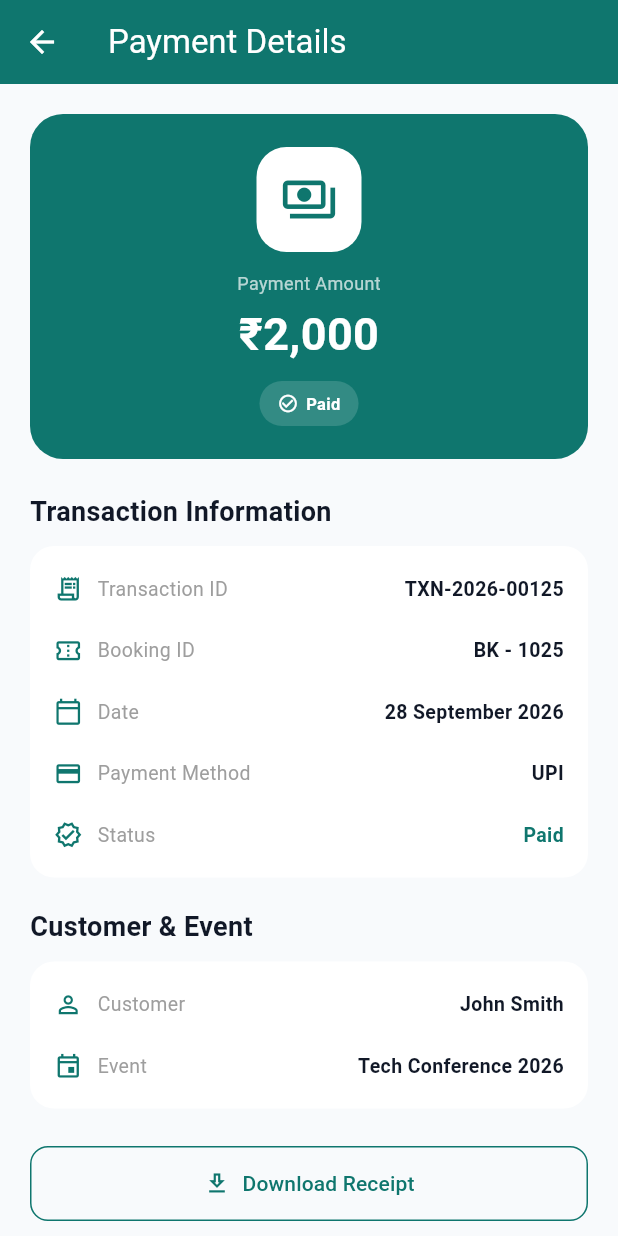
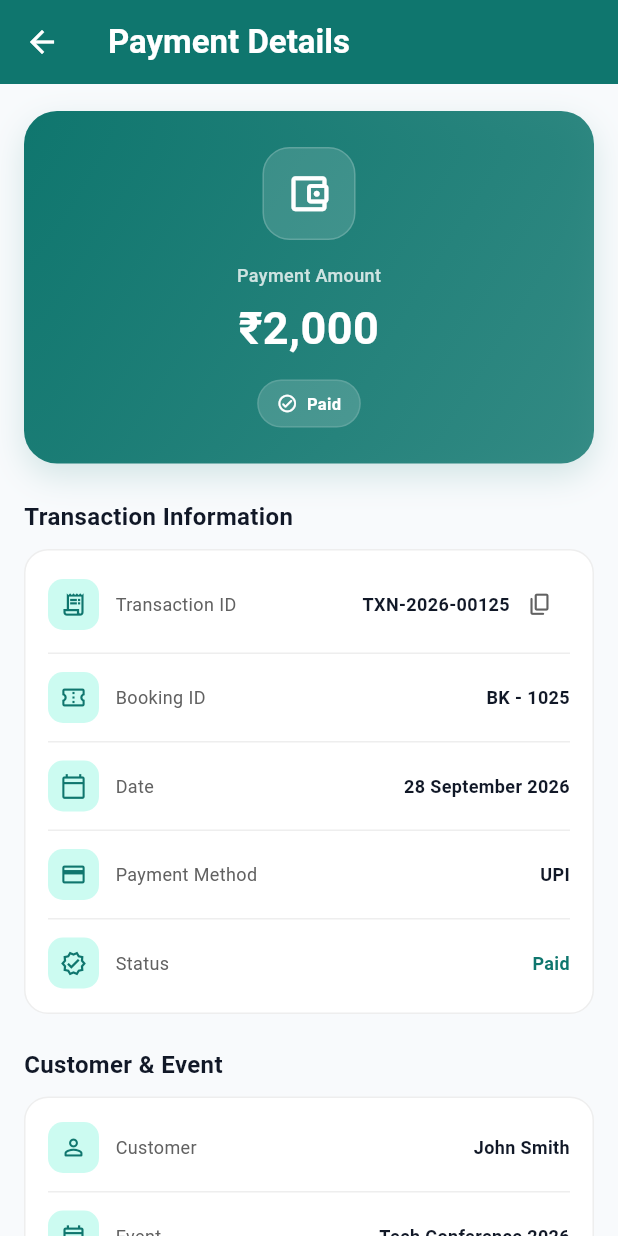
Before and after one commit to Kelly-jodine/rx_events, a Flutter app: the PaymentDetailsScreen screen opened by its route, on a phone screen of 412 x 824 dp. Run offline on Flutter 3.47's test engine with Material 3 defaults, Android fonts, the phone set to English and light mode, and no system bars.

Commit message:
Refactor PaymentDetailsScreen for better structure

```diff
--- a/lib/screens/payments/payment_details.dart
+++ b/lib/screens/payments/payment_details.dart
@@ -1,4 +1,5 @@
 import 'package:flutter/material.dart';
+import 'package:flutter/services.dart';
 
 import '../../core/theme/app_colors.dart';
 import '../../core/theme/theme_x.dart';
@@ -6,13 +7,14 @@ import '../../core/theme/theme_x.dart';
 class PaymentDetailsScreen extends StatelessWidget {
   const PaymentDetailsScreen({super.key});
 
-  @override
-  Widget build(BuildContext context) {
+  Map<String, String> _paymentFromRoute(BuildContext context) {
     final arguments = ModalRoute.of(context)?.settings.arguments;
 
-    final payment = arguments is Map<String, String>
-        ? arguments
-        : <String, String>{
+    if (arguments is Map<String, String>) {
+      return arguments;
+    }
+
+    return const {
       'id': 'TXN-2026-00125',
       'booking': 'BK - 1025',
       'customer': 'John Smith',
@@ -22,90 +24,74 @@ class PaymentDetailsScreen extends StatelessWidget {
       'status': 'Paid',
       'date': '28 September 2026',
     };
+  }
 
-    final id = payment['id'] ?? 'TXN-2026-00125';
-    final booking = payment['booking'] ?? 'BK - 1025';
-    final customer = payment['customer'] ?? 'John Smith';
-    final event = payment['event'] ?? 'Tech Conference 2026';
-    final amount = payment['amount'] ?? '₹2,000';
-    final method = payment['method'] ?? 'UPI';
-    final status = payment['status'] ?? 'Paid';
-    final date = payment['date'] ?? '28 September 2026';
+  @override
+  Widget build(BuildContext context) {
+    final payment = _paymentFromRoute(context);
+
+    final id = payment['id'] ?? '—';
+    final booking = payment['booking'] ?? '—';
+    final customer = payment['customer'] ?? '—';
+    final event = payment['event'] ?? '—';
+    final amount = payment['amount'] ?? '—';
+    final method = payment['method'] ?? '—';
+    final status = payment['status'] ?? 'Unknown';
+    final date = payment['date'] ?? '—';
 
     return Scaffold(
       backgroundColor: context.bg,
-
       appBar: AppBar(
-        title: const Text('Payment Details'),
+        title: const Text(
+          'Payment Details',
+          style: TextStyle(fontWeight: FontWeight.w600),
+        ),
         backgroundColor: AppColors.primary,
         foregroundColor: Colors.white,
+        elevation: 0,
       ),
-
       body: SingleChildScrollView(
-        padding: const EdgeInsets.all(20),
+        padding: const EdgeInsets.fromLTRB(16, 18, 16, 28),
         child: Column(
+          crossAxisAlignment: CrossAxisAlignment.stretch,
           children: [
-            // PAYMENT HEADER
-            Container(
-              width: double.infinity,
-              padding: const EdgeInsets.all(22),
-              decoration: BoxDecoration(
-                color: AppColors.primary,
-                borderRadius: BorderRadius.circular(22),
+            _buildPaymentSummary(
+              context,
+              amount: amount,
+              status: status,
             ),
-              child: Column(
-                children: [
-                  Container(
-                    width: 70,
-                    height: 70,
-                    decoration: BoxDecoration(
-                      color: context.card,
-                      borderRadius: BorderRadius.circular(20),
-                    ),
-                    child: Icon(
-                      Icons.payments_outlined,
-                      color: context.accent,
-                      size: 38,
-                    ),
-                  ),
-
-                  const SizedBox(height: 12),
-
-                  const Text(
-                    'Payment Amount',
-                    style: TextStyle(color: Colors.white70, fontSize: 12),
-                  ),
-
-                  const SizedBox(height: 4),
-
-                  Text(
-                    amount,
-                    style: const TextStyle(
-                      color: Colors.white,
-                      fontSize: 30,
-                      fontWeight: FontWeight.bold,
-                    ),
-                  ),
-
+            const SizedBox(height: 24),
+            _buildSectionTitle(context, 'Transaction Information'),
             const SizedBox(height: 10),
-
-                  _buildStatusBadge(status),
-                ],
-              ),
-            ),
-
-            const SizedBox(height: 22),
-
-            _buildSectionTitle(context, 'Transaction Information'),
-
-            const SizedBox(height: 10),
-
-            _buildInfoCard(context, [
+            _buildInfoCard(
+              context,
+              [
                 _buildInfoRow(
                   context,
                   Icons.receipt_long_outlined,
                   'Transaction ID',
                   id,
+                  trailing: IconButton(
+                    tooltip: 'Copy transaction ID',
+                    visualDensity: VisualDensity.compact,
+                    onPressed: id == '—'
+                        ? null
+                        : () {
+                            Clipboard.setData(ClipboardData(text: id));
+                            ScaffoldMessenger.of(context)
+                              ..hideCurrentSnackBar()
+                              ..showSnackBar(
+                                const SnackBar(
+                                  content: Text('Transaction ID copied.'),
+                                ),
+                              );
+                          },
+                    icon: Icon(
+                      Icons.copy_rounded,
+                      size: 17,
+                      color: context.textMuted,
+                    ),
+                  ),
                 ),
                 _buildInfoRow(
                   context,
@@ -130,52 +116,53 @@ class PaymentDetailsScreen extends StatelessWidget {
                   Icons.verified_outlined,
                   'Status',
                   status,
-                valueColor: status == 'Paid'
-                    ? context.accent
-                    : status == 'Pending'
-                    ? context.warningText
-                    : context.dangerText,
+                  valueColor: _statusColor(context, status),
                 ),
-            ]),
-
-            const SizedBox(height: 20),
-
+              ],
+            ),
+            const SizedBox(height: 22),
             _buildSectionTitle(context, 'Customer & Event'),
-
             const SizedBox(height: 10),
-
-            _buildInfoCard(context, [
+            _buildInfoCard(
+              context,
+              [
                 _buildInfoRow(
                   context,
-                Icons.person_outline,
+                  Icons.person_outline_rounded,
                   'Customer',
                   customer,
                 ),
-              _buildInfoRow(context, Icons.event_outlined, 'Event', event),
-            ]),
-
-            const SizedBox(height: 25),
-
-            // RECEIPT BUTTON
-            SizedBox(
-              width: double.infinity,
-              child: OutlinedButton.icon(
+                _buildInfoRow(
+                  context,
+                  Icons.event_outlined,
+                  'Event',
+                  event,
+                ),
+              ],
+            ),
+            const SizedBox(height: 24),
+            OutlinedButton.icon(
               onPressed: () {
-                  ScaffoldMessenger.of(context).showSnackBar(
+                ScaffoldMessenger.of(context)
+                  ..hideCurrentSnackBar()
+                  ..showSnackBar(
                     const SnackBar(
                       content: Text('Receipt download will be added later.'),
                     ),
                   );
               },
-                icon: const Icon(Icons.download_outlined),
+              icon: const Icon(Icons.download_outlined, size: 19),
               label: const Text('Download Receipt'),
               style: OutlinedButton.styleFrom(
                 foregroundColor: context.accent,
-                  side: const BorderSide(color: AppColors.primary),
+                side: BorderSide(color: AppColors.primary.withValues(alpha: 0.7)),
                 padding: const EdgeInsets.symmetric(vertical: 15),
+                textStyle: const TextStyle(
+                  fontSize: 13,
+                  fontWeight: FontWeight.w600,
+                ),
                 shape: RoundedRectangleBorder(
-                    borderRadius: BorderRadius.circular(12),
-                  ),
+                  borderRadius: BorderRadius.circular(13),
                 ),
               ),
             ),
@@ -185,29 +172,105 @@ class PaymentDetailsScreen extends StatelessWidget {
     );
   }
 
-  Widget _buildSectionTitle(BuildContext context, String title) {
-    return Align(
-      alignment: Alignment.centerLeft,
-      child: Text(
-        title,
+  Widget _buildPaymentSummary(
+    BuildContext context, {
+    required String amount,
+    required String status,
+  }) {
+    return Container(
+      padding: const EdgeInsets.symmetric(horizontal: 20, vertical: 24),
+      decoration: BoxDecoration(
+        gradient: LinearGradient(
+          begin: Alignment.topLeft,
+          end: Alignment.bottomRight,
+          colors: [
+            AppColors.primary,
+            AppColors.primary.withValues(alpha: 0.82),
+          ],
+        ),
+        borderRadius: BorderRadius.circular(22),
+        boxShadow: [
+          BoxShadow(
+            color: AppColors.primary.withValues(alpha: 0.16),
+            blurRadius: 18,
+            offset: const Offset(0, 8),
+          ),
+        ],
+      ),
+      child: Column(
+        children: [
+          Container(
+            width: 62,
+            height: 62,
+            decoration: BoxDecoration(
+              color: Colors.white.withValues(alpha: 0.14),
+              borderRadius: BorderRadius.circular(18),
+              border: Border.all(
+                color: Colors.white.withValues(alpha: 0.18),
+              ),
+            ),
+            child: const Icon(
+              Icons.account_balance_wallet_outlined,
+              color: Colors.white,
+              size: 31,
+            ),
+          ),
+          const SizedBox(height: 15),
+          Text(
+            'Payment Amount',
             style: TextStyle(
-          fontSize: 18,
+              color: Colors.white.withValues(alpha: 0.78),
+              fontSize: 12,
+              fontWeight: FontWeight.w500,
+            ),
+          ),
+          const SizedBox(height: 5),
+          Text(
+            amount,
+            textAlign: TextAlign.center,
+            style: const TextStyle(
+              color: Colors.white,
+              fontSize: 30,
               fontWeight: FontWeight.bold,
-          color: context.textPrimary,
+              letterSpacing: 0.3,
             ),
+          ),
+          const SizedBox(height: 13),
+          _buildStatusBadge(status),
+        ],
       ),
     );
   }
 
-  Widget _buildInfoCard(BuildContext context, List<Widget> children) {
+  Widget _buildSectionTitle(BuildContext context, String title) {
+    return Text(
+      title,
+      style: TextStyle(
+        fontSize: 16,
+        fontWeight: FontWeight.bold,
+        color: context.textPrimary,
+      ),
+    );
+  }
+
+  Widget _buildInfoCard(BuildContext context, List<Widget> rows) {
     return Container(
       width: double.infinity,
-      padding: const EdgeInsets.symmetric(horizontal: 16, vertical: 8),
+      padding: const EdgeInsets.symmetric(horizontal: 15, vertical: 4),
       decoration: BoxDecoration(
         color: context.card,
         borderRadius: BorderRadius.circular(16),
+        border: Border.all(color: context.outline),
       ),
-      child: Column(children: children),
+      child: Column(
+        children: [
+          for (var index = 0; index < rows.length; index++) ...[
+            rows[index],
+            if (index != rows.length - 1)
+              Divider(height: 1, color: context.outline),
+          ],
+        ],
+      ),
     );
   }
 
@@ -217,58 +280,94 @@ class PaymentDetailsScreen extends StatelessWidget {
     String label,
     String value, {
     Color? valueColor,
+    Widget? trailing,
   }) {
     return Padding(
-      padding: const EdgeInsets.symmetric(vertical: 11),
+      padding: const EdgeInsets.symmetric(vertical: 12),
       child: Row(
+        crossAxisAlignment: CrossAxisAlignment.center,
         children: [
-          Icon(icon, size: 19, color: context.accent),
-          const SizedBox(width: 10),
-          SizedBox(
-            width: 105,
+          Container(
+            width: 34,
+            height: 34,
+            decoration: BoxDecoration(
+              color: context.tintSurface,
+              borderRadius: BorderRadius.circular(10),
+            ),
+            child: Icon(icon, size: 18, color: context.accent),
+          ),
+          const SizedBox(width: 11),
+          Expanded(
+            flex: 4,
             child: Text(
               label,
-              style: const TextStyle(color: Colors.grey, fontSize: 13),
+              style: TextStyle(
+                color: context.textMuted,
+                fontSize: 12,
+              ),
             ),
           ),
           Expanded(
+            flex: 5,
             child: Text(
               value,
               textAlign: TextAlign.right,
+              softWrap: true,
               style: TextStyle(
                 color: valueColor ?? context.textPrimary,
-                fontSize: 13,
+                fontSize: 12,
                 fontWeight: FontWeight.w600,
               ),
             ),
           ),
+          if (trailing != null) trailing,
         ],
       ),
     );
   }
 
+  Color _statusColor(BuildContext context, String status) {
+    switch (status.trim().toLowerCase()) {
+      case 'paid':
+        return context.accent;
+      case 'pending':
+        return context.warningText;
+      case 'failed':
+      case 'refunded':
+      case 'cancelled':
+        return context.dangerText;
+      default:
+        return context.textMuted;
+    }
+  }
+
   Widget _buildStatusBadge(String status) {
-    Color backgroundColor;
-    Color textColor;
-    IconData icon;
+    final normalizedStatus = status.trim().toLowerCase();
 
-    switch (status) {
-      case 'Paid':
-        backgroundColor = Colors.white.withValues(alpha: 0.15);
-        textColor = Colors.white;
-        icon = Icons.check_circle_outline;
+    final Color backgroundColor;
+    final IconData icon;
+
+    switch (normalizedStatus) {
+      case 'paid':
+        backgroundColor = Colors.white.withValues(alpha: 0.16);
+        icon = Icons.check_circle_outline_rounded;
         break;
-
-      case 'Pending':
-        backgroundColor = Colors.orange.withValues(alpha: 0.2);
-        textColor = Colors.white;
-        icon = Icons.access_time;
+      case 'pending':
+        backgroundColor = Colors.orange.withValues(alpha: 0.22);
+        icon = Icons.schedule_rounded;
         break;
-
+      case 'failed':
+      case 'cancelled':
+        backgroundColor = Colors.red.withValues(alpha: 0.22);
+        icon = Icons.error_outline_rounded;
+        break;
+      case 'refunded':
+        backgroundColor = Colors.blue.withValues(alpha: 0.22);
+        icon = Icons.replay_rounded;
+        break;
       default:
-        backgroundColor = Colors.red.withValues(alpha: 0.2);
-        textColor = Colors.white;
-        icon = Icons.replay;
+        backgroundColor = Colors.white.withValues(alpha: 0.14);
+        icon = Icons.info_outline_rounded;
     }
 
     return Container(
@@ -276,16 +375,19 @@ class PaymentDetailsScreen extends StatelessWidget {
       decoration: BoxDecoration(
         color: backgroundColor,
         borderRadius: BorderRadius.circular(20),
+        border: Border.all(
+          color: Colors.white.withValues(alpha: 0.12),
+        ),
       ),
       child: Row(
         mainAxisSize: MainAxisSize.min,
         children: [
-          Icon(icon, size: 14, color: textColor),
-          const SizedBox(width: 5),
+          Icon(icon, size: 14, color: Colors.white),
+          const SizedBox(width: 6),
           Text(
             status,
-            style: TextStyle(
-              color: textColor,
+            style: const TextStyle(
+              color: Colors.white,
               fontSize: 11,
               fontWeight: FontWeight.bold,
             ),
```
Lines whose indentation alone changed are shown as unchanged.
